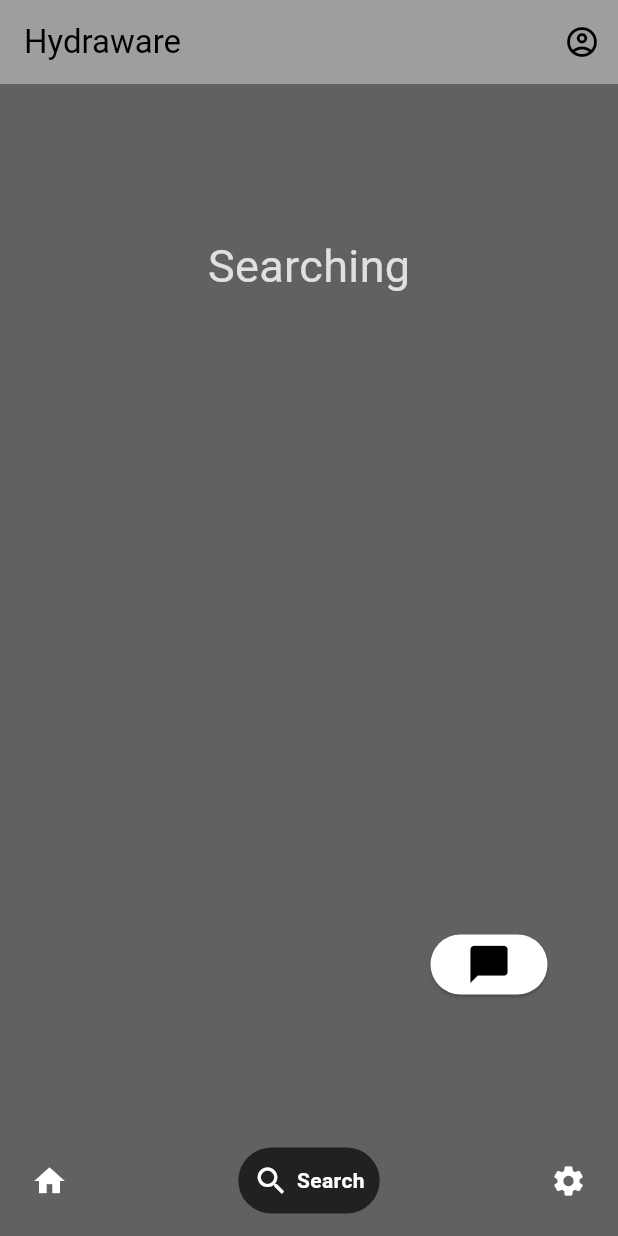
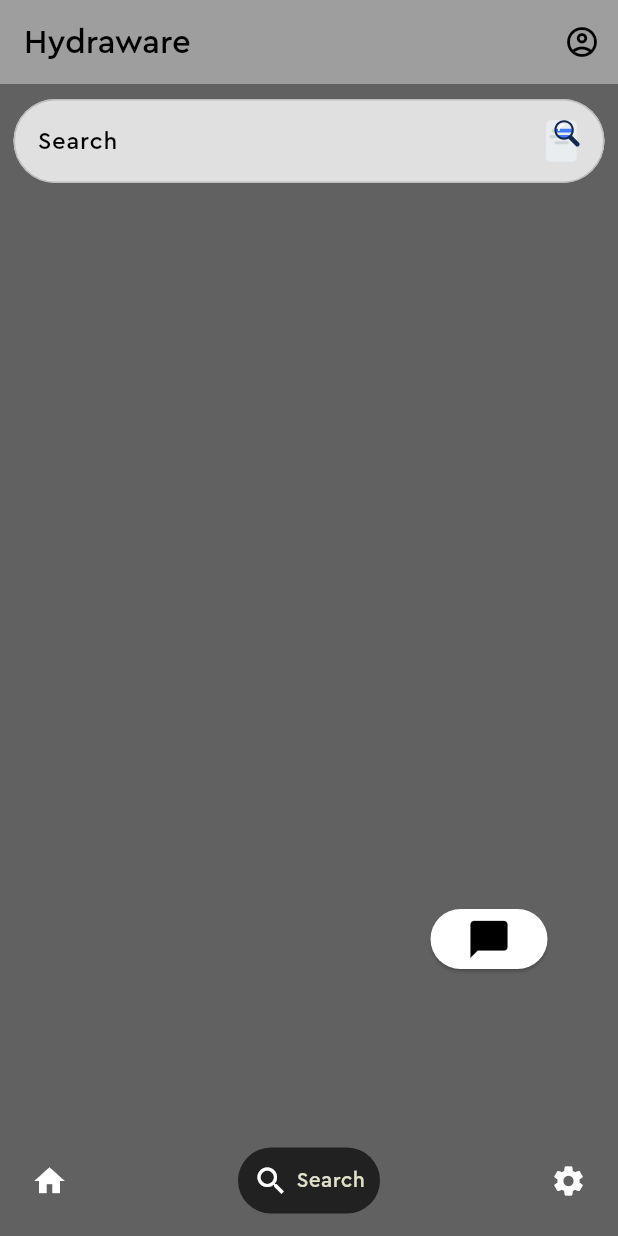
Before and after one commit to nots1dd/Hydraware, a Flutter app: the HomePage screen opened directly, item 2 of the bottom bar chosen, on a phone screen of 412 x 824 dp. Run offline on Flutter 3.47's test engine with Material 3 defaults, Android fonts, the light colour scheme and no system bars; drawn by our look-alikes of google_nav_bar; our stand-ins replace firebase_auth, firebase_core, flutter_gemini, flutter_keyboard_visibility, google_sign_in, lottie and 1 more; accounts and stored records are empty; network calls fail.

Commit message:
feat: forgot pwd setup, font - gradle - UI config

```diff
--- a/lib/components/textfield.dart
+++ b/lib/components/textfield.dart
@@ -15,13 +15,16 @@
                   obscureText: obscureText, //to hide passwords
                   decoration: InputDecoration(
                     enabledBorder: OutlineInputBorder(
-                      borderSide: BorderSide(color: Theme.of(context).colorScheme.primary),),
+                      borderSide: BorderSide(color: Theme.of(context).colorScheme.primary),
+                      borderRadius: BorderRadius.circular(20)),
                     focusedBorder: OutlineInputBorder(
                       borderSide: BorderSide(color: Theme.of(context).colorScheme.primary)
+                      ,borderRadius: BorderRadius.circular(20)
                     ),
                     fillColor: Theme.of(context).colorScheme.secondary,
                     filled: true,
                     hintText: hintText,
+                    hintStyle: const TextStyle(fontFamily: 'Cera Pro'),
                   ),
                   style: TextStyle(color: Theme.of(context).colorScheme.tertiary),
                 ),
--- a/lib/consts/apikeys.dart
+++ b/lib/consts/apikeys.dart
@@ -1,7 +1,5 @@
-const OPENAI_API_KEY_1 = "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";
-
-const OPENAI_API_KEY_2 = "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";
-
+// ignore: constant_identifier_names
 const GEMINI_API_KEY = "AIzaSyDzPG-ZRpmh1Dexo6VXSey6zTBhvN7lVsc";
 
+// ignore: constant_identifier_names
 const GEMINI_API_KEY_2 = "AIzaSyDZr_S2n2_ycOv0lEzhZvGQIkxOe2cKtPo";
--- a/lib/main.dart
+++ b/lib/main.dart
@@ -1,6 +1,7 @@
 import 'package:flutter/material.dart';
 import 'package:flutter_gemini/flutter_gemini.dart';
 import 'package:hydraware/consts/apikeys.dart';
+import 'package:hydraware/forgotpwdpage.dart';
 import 'package:hydraware/pages/authpage.dart';
 import 'package:firebase_core/firebase_core.dart';
 import 'package:hydraware/pages/introduction_screen.dart';
@@ -37,6 +38,7 @@
         '/profile': (BuildContext context) => Profile(),
         '/login': (BuildContext context) => const AuthPage(),
         '/chat': (BuildContext context) => const ChatScreen(),
+        '/forgotpwd': (BuildContext context) => const ForgotPwd(),
       },
       theme: Provider.of<ThemeProvider>(context).getTheme,
       debugShowCheckedModeBanner: false,
--- a/lib/pages/homepage.dart
+++ b/lib/pages/homepage.dart
@@ -13,7 +13,7 @@
 
 
   final List<Widget> _widgetOptions = <Widget>[
-    const HomeScreen(), //TODO: Set screens
+    const HomeScreen(),
     const SearchScreen(),
     SettingsScreen(),
   ];
@@ -29,7 +29,7 @@
       backgroundColor: Theme.of(context).colorScheme.background,
       appBar: AppBar(
         automaticallyImplyLeading: false,
-        title:  Text("Hydraware",style: TextStyle(color: Theme.of(context).colorScheme.tertiary)),
+        title:  Text("Hydraware",style: TextStyle(color: Theme.of(context).colorScheme.tertiary,fontFamily: 'Cera Pro')),
         actions: [
           IconButton(
             onPressed: () {
@@ -54,10 +54,10 @@
             tabBackgroundColor: Colors.grey.shade900,
             padding: const EdgeInsets.all(10),
             gap: 5,
-            tabs: const  [
-              GButton(icon: Icons.home, text: 'Home'),
-              GButton(icon: Icons.search, text: 'Search'),
-              GButton(icon: Icons.settings, text: 'Settings')
+            tabs:  [
+              GButton(icon: Icons.home, text: 'Home', textStyle: TextStyle(fontFamily: 'Cera Pro',color: Theme.of(context).colorScheme.secondary.withBlue(200)),),
+              GButton(icon: Icons.search, text: 'Search', textStyle: TextStyle(fontFamily: 'Cera Pro',color: Theme.of(context).colorScheme.secondary.withBlue(200))),
+              GButton(icon: Icons.settings, text: 'Settings', textStyle: TextStyle(fontFamily: 'Cera Pro',color: Theme.of(context).colorScheme.secondary.withBlue(200)))
             ],
             selectedIndex: widget._selectedIndex,
             onTabChange: (index) {
--- /dev/null
+++ b/lib/pages/search_screens/search_btn.dart
@@ -0,0 +1,46 @@
+import 'package:flutter/material.dart';
+import 'package:lottie/lottie.dart';
+
+
+class SearchBtn extends StatefulWidget {
+  final controller;
+  const SearchBtn({super.key, this.controller});
+
+  @override
+  State<SearchBtn> createState() => _SearchBtnState();
+}
+
+class _SearchBtnState extends State<SearchBtn> with SingleTickerProviderStateMixin {
+  late final AnimationController _controller;
+
+  @override
+  void initState() {
+    super.initState();
+    _controller = AnimationController(vsync: this, duration: const Duration(seconds: 2));
+  }
+
+  @override
+  void dispose() {
+    _controller.dispose();
+    super.dispose();
+  }
+
+  bool searched = false;
+
+  @override
+  Widget build(BuildContext context) {
+    return GestureDetector(
+      onTap: () {
+        if (searched == false) {
+          _controller.forward();
+          searched = true;
+        }
+        else {
+          _controller.reset();
+          searched = false;
+        }
+      },
+      child: Lottie.asset('assets/images/Hydraware_search_animation.json', height: 50, width: 50,controller: _controller),
+    );
+  }
+}
--- a/lib/pages/searchscreen.dart
+++ b/lib/pages/searchscreen.dart
@@ -1,24 +1,47 @@
 import 'package:flutter/material.dart';
 import 'package:hydraware/components/toggle_button.dart';
+import 'package:hydraware/pages/search_screens/search_btn.dart';
 
-class SearchScreen extends StatelessWidget {
+class SearchScreen extends StatefulWidget {
+
   const SearchScreen({super.key});
 
   @override
+  State<SearchScreen> createState() => _SearchScreenState();
+}
+
+class _SearchScreenState extends State<SearchScreen> {
+  final controller = TextEditingController();
+  @override
   Widget build(BuildContext context) {
     return  Scaffold(
+      resizeToAvoidBottomInset: false,
       backgroundColor: Theme.of(context).colorScheme.background,
-      body: Column(
-        children: [
-          const SizedBox(height: 100),
-          Center(
-            child: Text('Searching', style: TextStyle(
-              color: Theme.of(context).colorScheme.secondary,
-              fontSize: 30)),
-          ),
-          const SizedBox(height: 420),
-          const ToggleButton(dir: '/chat',),
-        ],
+      body: SingleChildScrollView(
+        child: Column(
+          children: [
+            const SizedBox(height: 10),
+             Padding(
+              padding: const EdgeInsets.symmetric(horizontal: 9),
+              child: TextField(
+                style: TextStyle(fontFamily: 'Cera Pro', color: Theme.of(context).colorScheme.tertiary),
+                decoration: InputDecoration(
+              enabledBorder: OutlineInputBorder(
+                borderRadius: BorderRadius.circular(30),
+                borderSide: BorderSide(color: Theme.of(context).colorScheme.primary),),
+              focusedBorder: OutlineInputBorder(
+                borderRadius: BorderRadius.circular(30),
+                borderSide: BorderSide(color: Theme.of(context).colorScheme.secondary),),
+              fillColor: Theme.of(context).colorScheme.secondary,
+              filled: true,
+              hintText: 'Search',
+              suffixIcon: SearchBtn(controller: controller,))
+              ),),
+            const SizedBox(height: 50),
+            const SizedBox(height: 430),
+            const ToggleButton(dir: '/chat',),
+          ],
+        ),
       )
     );
   }
--- a/lib/pages/settings_screens/license.dart
+++ b/lib/pages/settings_screens/license.dart
@@ -10,7 +10,7 @@
       appBar: AppBar(
         automaticallyImplyLeading: false,
         title: const Text('License', style: TextStyle(
-          color: Colors.blueAccent,),textAlign: TextAlign.left,),
+          color: Colors.blueAccent,fontFamily: 'Cera Pro'),textAlign: TextAlign.left,),
         actions: [
           IconButton(
             onPressed: () {
--- a/lib/pages/settings_screens/privacy_policy.dart
+++ b/lib/pages/settings_screens/privacy_policy.dart
@@ -10,7 +10,7 @@
       appBar: AppBar(
         automaticallyImplyLeading: false,
         title: const Text('Privacy Policy', style: TextStyle(
-          color: Colors.blueAccent,),textAlign: TextAlign.left,),
+          color: Colors.blueAccent,fontFamily: 'Cera Pro'),textAlign: TextAlign.left,),
         actions: [
           IconButton(
             onPressed: () {
```
Also changed, not shown: assets/images/Hydraware_search_animation.json (added, +1 -0 lines), lib/components/pwdtextfield.dart (+6 -2 lines), lib/forgotpwdpage.dart (added, +154 -0 lines), lib/pages/intro_screens/intro_screenA.dart (+9 -7 lines), lib/pages/intro_screens/intro_screenB.dart (+7 -5 lines), lib/pages/loginpage.dart (+13 -8 lines), lib/pages/register.dart (+4 -4 lines), lib/pages/search_screens/chat_screen.dart (+9 -8 lines), lib/pages/settings_screen.dart (+5 -5 lines), lib/pages/settings_screens/profile.dart (+14 -3 lines), assets/images/logo.png (added).
